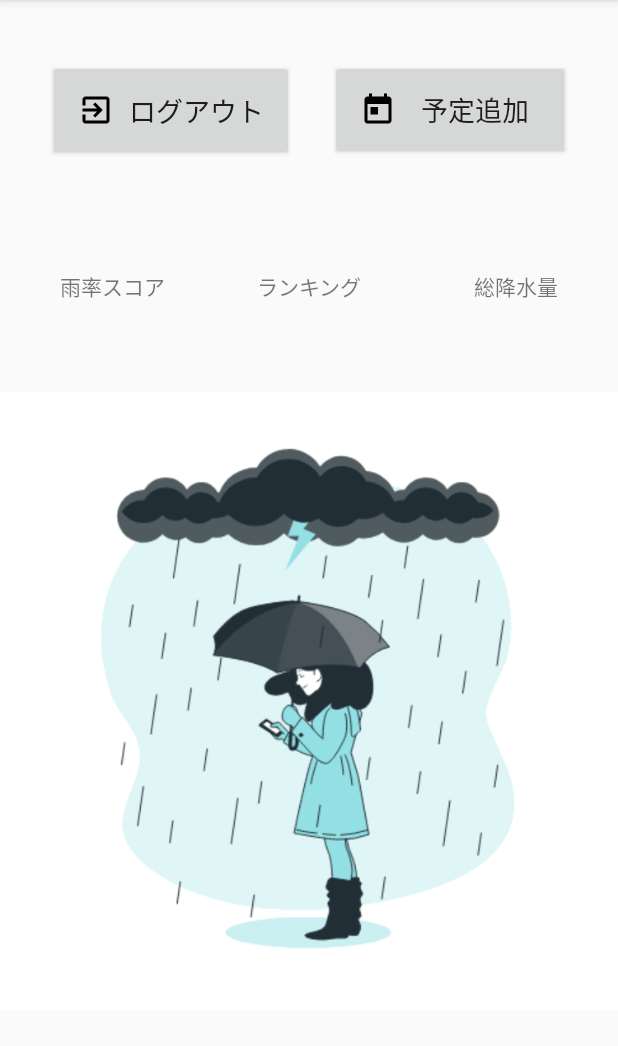
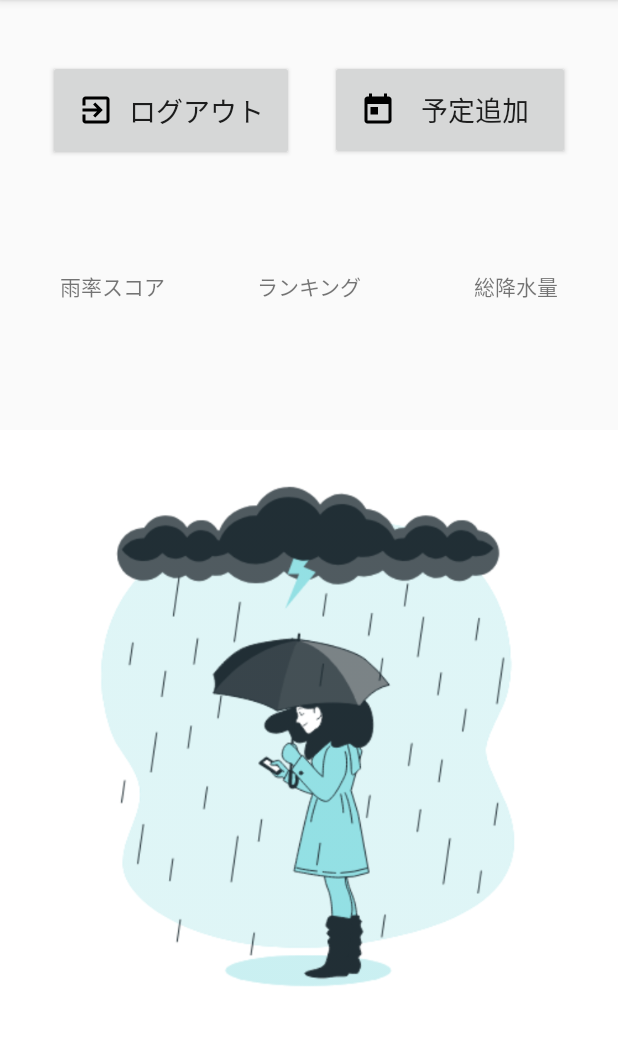
Before and after one commit to ASO1801023/Sunny, an Android app: the fragment fragment_ameritu_score placed in its activity, on a phone screen of 412 x 824 dp, the part 84-1130 px from its top. Run offline under Robolectric (Android 15) with nearby library versions, the phone set to English and light mode, and no system bars.

Commit message:
雨率スコアのフラグメントを編集

```diff
--- a/app/src/main/res/layout/fragment_ameritu_score.xml
+++ b/app/src/main/res/layout/fragment_ameritu_score.xml
@@ -1,14 +1,19 @@
 <?xml version="1.0" encoding="utf-8"?>
-<FrameLayout xmlns:android="http://schemas.android.com/apk/res/android"
+<androidx.constraintlayout.widget.ConstraintLayout xmlns:android="http://schemas.android.com/apk/res/android"
     xmlns:app="http://schemas.android.com/apk/res-auto"
     xmlns:tools="http://schemas.android.com/tools"
+    android:id="@+id/frameLayout"
     android:layout_width="match_parent"
     android:layout_height="match_parent"
     tools:context=".fragment_ameritu_score" >
 
     <ImageView
-        android:id="@+id/image_ameritu_score"
+        android:id="@+id/RainyPhoto"
         android:layout_width="wrap_content"
         android:layout_height="wrap_content"
-        android:src="@drawable/rainygirl" />
-</FrameLayout>
+        android:src="@drawable/rainygirl"
+        app:layout_constraintBottom_toBottomOf="parent"
+        app:layout_constraintEnd_toEndOf="parent"
+        app:layout_constraintStart_toStartOf="parent"
+        app:layout_constraintTop_toTopOf="parent" />
+</androidx.constraintlayout.widget.ConstraintLayout>
```
